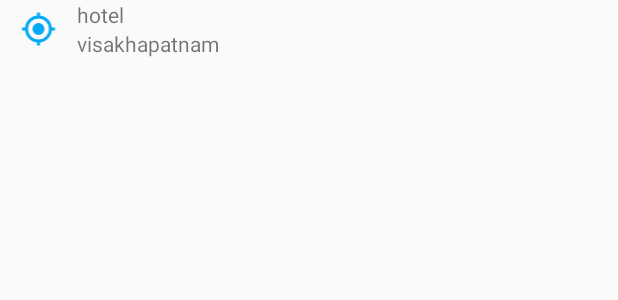
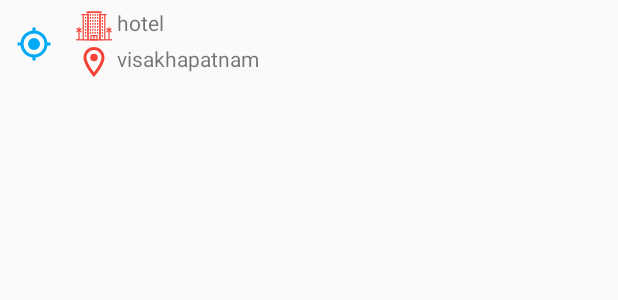
Before and after one commit to anyemiuser/OmOwner-master-110819-1131, an Android app: the layout search_area_hotel_item.xml on its own in the app's theme, with its tools: preview values and no code run, on a phone screen of 412 x 824 dp. Shown: the top 300 px of the screen. Run offline under Robolectric (Android 15) with nearby library versions, the phone set to English and light mode, and no system bars.

Commit message:
add icons for hotel items in search part

```diff
--- a/app/src/main/res/drawable/ic_outline_location.xml
+++ b/app/src/main/res/drawable/ic_location_outline.xml
@@ -4,9 +4,9 @@
     android:viewportWidth="24"
     android:viewportHeight="24">
   <path
-      android:fillColor="#FF000000"
+      android:fillColor="#f44336"
       android:pathData="M12,2C8.13,2 5,5.13 5,9c0,5.25 7,13 7,13s7,-7.75 7,-13c0,-3.87 -3.13,-7 -7,-7zM7,9c0,-2.76 2.24,-5 5,-5s5,2.24 5,5c0,2.88 -2.88,7.19 -5,9.88C9.92,16.21 7,11.85 7,9z"/>
   <path
-      android:fillColor="#FF000000"
+      android:fillColor="#f44336"
       android:pathData="M12,9m-2.5,0a2.5,2.5 0,1 1,5 0a2.5,2.5 0,1 1,-5 0"/>
 </vector>
--- /dev/null
+++ b/app/src/main/res/drawable/ic_resort.xml
@@ -0,0 +1,180 @@
+<vector xmlns:android="http://schemas.android.com/apk/res/android"
+    android:width="24dp"
+    android:height="24dp"
+    android:viewportWidth="512"
+    android:viewportHeight="512">
+    <path
+        android:fillColor="#f44336"
+        android:pathData="M298.667,384h-85.333c-4.71,0 -8.533,3.814 -8.533,8.533v59.733c0,4.719 3.823,8.533 8.533,8.533h85.333c4.719,0 8.533,-3.814 8.533,-8.533v-59.733C307.2,387.814 303.386,384 298.667,384zM290.133,443.733h-68.267v-42.667h68.267V443.733z" />
+    <path
+        android:fillColor="#f44336"
+        android:pathData="M247.467,392.533h17.067v59.733h-17.067z" />
+    <path
+        android:fillColor="#f44336"
+        android:pathData="M341.333,51.2H170.667c-4.71,0 -8.533,3.823 -8.533,8.533v392.533c0,4.719 3.823,8.533 8.533,8.533h170.667c4.719,0 8.533,-3.814 8.533,-8.533V59.733C349.867,55.023 346.052,51.2 341.333,51.2zM332.8,443.733H179.2V68.267h153.6V443.733z" />
+    <path
+        android:fillColor="#f44336"
+        android:pathData="M170.667,85.333H102.4c-4.71,0 -8.533,3.823 -8.533,8.533v358.4c0,4.719 3.823,8.533 8.533,8.533h68.267c4.71,0 8.533,-3.814 8.533,-8.533v-358.4C179.2,89.156 175.377,85.333 170.667,85.333zM162.133,443.733h-51.2V102.4h51.2V443.733z" />
+    <path
+        android:fillColor="#f44336"
+        android:pathData="M76.8,85.333h25.6v17.067h-25.6z" />
+    <path
+        android:fillColor="#f44336"
+        android:pathData="M145.067,51.2h221.867v17.067h-221.867z" />
+    <path
+        android:fillColor="#f44336"
+        android:pathData="M196.267,341.333h17.067v25.6h-17.067z" />
+    <path
+        android:fillColor="#f44336"
+        android:pathData="M230.4,341.333h17.067v25.6h-17.067z" />
+    <path
+        android:fillColor="#f44336"
+        android:pathData="M264.533,341.333h17.067v25.6h-17.067z" />
+    <path
+        android:fillColor="#f44336"
+        android:pathData="M298.667,341.333h17.067v25.6h-17.067z" />
+    <path
+        android:fillColor="#f44336"
+        android:pathData="M196.267,298.667h17.067v25.6h-17.067z" />
+    <path
+        android:fillColor="#f44336"
+        android:pathData="M230.4,298.667h17.067v25.6h-17.067z" />
+    <path
+        android:fillColor="#f44336"
+        android:pathData="M264.533,298.667h17.067v25.6h-17.067z" />
+    <path
+        android:fillColor="#f44336"
+        android:pathData="M298.667,298.667h17.067v25.6h-17.067z" />
+    <path
+        android:fillColor="#f44336"
+        android:pathData="M196.267,256h17.067v25.6h-17.067z" />
+    <path
+        android:fillColor="#f44336"
+        android:pathData="M230.4,256h17.067v25.6h-17.067z" />
+    <path
+        android:fillColor="#f44336"
+        android:pathData="M264.533,256h17.067v25.6h-17.067z" />
+    <path
+        android:fillColor="#f44336"
+        android:pathData="M298.667,256h17.067v25.6h-17.067z" />
+    <path
+        android:fillColor="#f44336"
+        android:pathData="M196.267,213.333h17.067v25.6h-17.067z" />
+    <path
+        android:fillColor="#f44336"
+        android:pathData="M230.4,213.333h17.067v25.6h-17.067z" />
+    <path
+        android:fillColor="#f44336"
+        android:pathData="M264.533,213.333h17.067v25.6h-17.067z" />
+    <path
+        android:fillColor="#f44336"
+        android:pathData="M298.667,213.333h17.067v25.6h-17.067z" />
+    <path
+        android:fillColor="#f44336"
+        android:pathData="M196.267,170.667h17.067v25.6h-17.067z" />
+    <path
+        android:fillColor="#f44336"
+        android:pathData="M230.4,170.667h17.067v25.6h-17.067z" />
+    <path
+        android:fillColor="#f44336"
+        android:pathData="M264.533,170.667h17.067v25.6h-17.067z" />
+    <path
+        android:fillColor="#f44336"
+        android:pathData="M298.667,170.667h17.067v25.6h-17.067z" />
+    <path
+        android:fillColor="#f44336"
+        android:pathData="M196.267,128h17.067v25.6h-17.067z" />
+    <path
+        android:fillColor="#f44336"
+        android:pathData="M230.4,128h17.067v25.6h-17.067z" />
+    <path
+        android:fillColor="#f44336"
+        android:pathData="M264.533,128h17.067v25.6h-17.067z" />
+    <path
+        android:fillColor="#f44336"
+        android:pathData="M298.667,128h17.067v25.6h-17.067z" />
+    <path
+        android:fillColor="#f44336"
+        android:pathData="M196.267,85.333h17.067v25.6h-17.067z" />
+    <path
+        android:fillColor="#f44336"
+        android:pathData="M230.4,85.333h17.067v25.6h-17.067z" />
+    <path
+        android:fillColor="#f44336"
+        android:pathData="M264.533,85.333h17.067v25.6h-17.067z" />
+    <path
+        android:fillColor="#f44336"
+        android:pathData="M298.667,85.333h17.067v25.6h-17.067z" />
+    <path
+        android:fillColor="#f44336"
+        android:pathData="M128,384h17.067v25.6h-17.067z" />
+    <path
+        android:fillColor="#f44336"
+        android:pathData="M128,341.333h17.067v25.6h-17.067z" />
+    <path
+        android:fillColor="#f44336"
+        android:pathData="M128,298.667h17.067v25.6h-17.067z" />
+    <path
+        android:fillColor="#f44336"
+        android:pathData="M128,256h17.067v25.6h-17.067z" />
+    <path
+        android:fillColor="#f44336"
+        android:pathData="M128,213.333h17.067v25.6h-17.067z" />
+    <path
+        android:fillColor="#f44336"
+        android:pathData="M128,170.667h17.067v25.6h-17.067z" />
+    <path
+        android:fillColor="#f44336"
+        android:pathData="M128,128h17.067v25.6h-17.067z" />
+    <path
+        android:fillColor="#f44336"
+        android:pathData="M409.6,85.333h-68.267c-4.719,0 -8.533,3.823 -8.533,8.533v358.4c0,4.719 3.814,8.533 8.533,8.533H409.6c4.719,0 8.533,-3.814 8.533,-8.533v-358.4C418.133,89.156 414.319,85.333 409.6,85.333zM401.067,443.733h-51.2V102.4h51.2V443.733z" />
+    <path
+        android:fillColor="#f44336"
+        android:pathData="M409.6,85.333h25.6v17.067h-25.6z" />
+    <path
+        android:fillColor="#f44336"
+        android:pathData="M366.933,384h17.067v25.6h-17.067z" />
+    <path
+        android:fillColor="#f44336"
+        android:pathData="M366.933,341.333h17.067v25.6h-17.067z" />
+    <path
+        android:fillColor="#f44336"
+        android:pathData="M366.933,298.667h17.067v25.6h-17.067z" />
+    <path
+        android:fillColor="#f44336"
+        android:pathData="M366.933,256h17.067v25.6h-17.067z" />
+    <path
+        android:fillColor="#f44336"
+        android:pathData="M366.933,213.333h17.067v25.6h-17.067z" />
+    <path
+        android:fillColor="#f44336"
+        android:pathData="M366.933,170.667h17.067v25.6h-17.067z" />
+    <path
+        android:fillColor="#f44336"
+        android:pathData="M366.933,128h17.067v25.6h-17.067z" />
+    <path
+        android:fillColor="#f44336"
+        android:pathData="M0,443.733h102.4v17.067h-102.4z" />
+    <path
+        android:fillColor="#f44336"
+        android:pathData="M409.6,443.733h102.4v17.067h-102.4z" />
+    <path
+        android:fillColor="#f44336"
+        android:pathData="M34.133,273.067h17.067v179.2h-17.067z" />
+    <path
+        android:fillColor="#f44336"
+        android:pathData="M3.413,296.961l10.24,-13.654l68.266,51.2l-10.24,13.654z" />
+    <path
+        android:fillColor="#f44336"
+        android:pathData="M3.397,334.528l68.261,-51.219l10.244,13.652l-68.261,51.219z" />
+    <path
+        android:fillColor="#f44336"
+        android:pathData="M460.8,273.067h17.067v179.2h-17.067z" />
+    <path
+        android:fillColor="#f44336"
+        android:pathData="M430.08,296.959l10.235,-13.646l68.266,51.2l-10.235,13.646z" />
+    <path
+        android:fillColor="#f44336"
+        android:pathData="M430.031,334.538l68.273,-51.181l10.231,13.647l-68.273,51.181z" />
+</vector>
--- a/app/src/main/res/layout/activity_search.xml
+++ b/app/src/main/res/layout/activity_search.xml
@@ -31,8 +31,11 @@
                 android:id="@+id/search_material"
                 android:layout_width="match_parent"
                 android:layout_height="wrap_content"
-                android:layout_marginStart="60dp"
+                android:layout_marginStart="35dp"
                 android:background="@color/white"
+                app:defaultQueryHint="Search for Hotel,City or Location"
+                app:searchHintIcon="@drawable/ic_search"
+                android:textAlignment="viewStart"
                 app:layout_constraintEnd_toEndOf="parent"
                 app:layout_constraintStart_toStartOf="parent"
                 app:layout_constraintTop_toTopOf="parent">
--- a/app/src/main/res/layout/recommended_hotel.xml
+++ b/app/src/main/res/layout/recommended_hotel.xml
@@ -60,7 +60,7 @@
                     android:layout_width="match_parent"
                     android:layout_height="wrap_content"
                     android:layout_marginStart="4dp"
-                    android:drawableStart="@drawable/ic_outline_location"
+                    android:drawableStart="@drawable/ic_location_outline"
                     android:fontFamily="@font/opensans_regular"
                     android:maxLines="1"
                     android:text="Electronic City, Banglore"
--- a/app/src/main/res/layout/search_area_hotel_item.xml
+++ b/app/src/main/res/layout/search_area_hotel_item.xml
@@ -1,39 +1,45 @@
 <?xml version="1.0" encoding="utf-8"?>
-<LinearLayout
-    xmlns:android="http://schemas.android.com/apk/res/android"
-    xmlns:app="http://schemas.android.com/apk/res-auto"
-    xmlns:tools="http://schemas.android.com/tools"
+<LinearLayout xmlns:android="http://schemas.android.com/apk/res/android"
     android:layout_width="match_parent"
     android:layout_height="wrap_content"
-    android:orientation="horizontal"
-    android:gravity="center">
+    android:gravity="center"
+    android:orientation="horizontal">
 
     <ImageView
         android:id="@+id/image_type"
         android:layout_width="0dp"
         android:layout_height="wrap_content"
         android:layout_weight="1"
-        android:src="@drawable/ic_location_placeholder"/>
+        android:src="@drawable/ic_location_placeholder" />
+
     <LinearLayout
         android:layout_width="0dp"
         android:layout_height="wrap_content"
-        android:layout_weight="5"
-        android:orientation="vertical">
+        android:layout_weight="6"
+        android:orientation="vertical"
+        android:padding="5dp">
+
         <TextView
             android:id="@+id/hotels_name"
             android:layout_width="wrap_content"
             android:layout_height="wrap_content"
-            android:text="hotel"/>
+            android:drawableStart="@drawable/ic_resort"
+            android:drawablePadding="3dp"
+            android:text="hotel" />
+
         <TextView
             android:id="@+id/area_city"
             android:layout_width="wrap_content"
             android:layout_height="wrap_content"
+            android:drawableStart="@drawable/ic_location_outline"
+            android:drawablePadding="3dp"
             android:maxLines="1"
-            android:text="visakhapatnam"/>
+            android:text="visakhapatnam" />
     </LinearLayout>
+
     <TextView
         android:id="@+id/no_of_hotel"
         android:layout_width="0dp"
         android:layout_height="wrap_content"
-        android:layout_weight="2"/>
+        android:layout_weight="2" />
 </LinearLayout>
```
